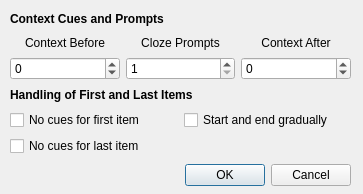
Before: the Qt Designer form cloze_overlapper/forms/notesettings.ui in glutanimate/cloze-overlapper, drawn with Qt 5.
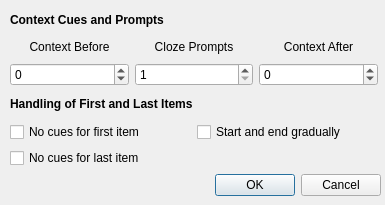
After: the same form once the commit is applied.

Commit message: Fix tooltips and widget spacing

The edit to the form file:
```diff
--- a/cloze_overlapper/forms/notesettings.ui
+++ b/cloze_overlapper/forms/notesettings.ui
@@ -6,20 +6,20 @@
    <rect>
     <x>0</x>
     <y>0</y>
-    <width>363</width>
-    <height>194</height>
+    <width>385</width>
+    <height>205</height>
    </rect>
   </property>
   <property name="minimumSize">
    <size>
-    <width>363</width>
-    <height>194</height>
+    <width>385</width>
+    <height>205</height>
    </size>
   </property>
   <property name="maximumSize">
    <size>
-    <width>363</width>
-    <height>194</height>
+    <width>385</width>
+    <height>205</height>
    </size>
   </property>
   <property name="windowTitle">
@@ -29,8 +29,8 @@
    <property name="geometry">
     <rect>
      <x>10</x>
-     <y>160</y>
-     <width>341</width>
+     <y>170</y>
+     <width>371</width>
      <height>31</height>
     </rect>
    </property>
@@ -46,8 +46,8 @@
     <rect>
      <x>10</x>
      <y>10</y>
-     <width>341</width>
-     <height>146</height>
+     <width>368</width>
+     <height>158</height>
     </rect>
    </property>
    <layout class="QVBoxLayout" name="verticalLayout">
```
Left out of the diff: 3 changed lines with no effect on the pictures. The commit also changes 1 other file.
